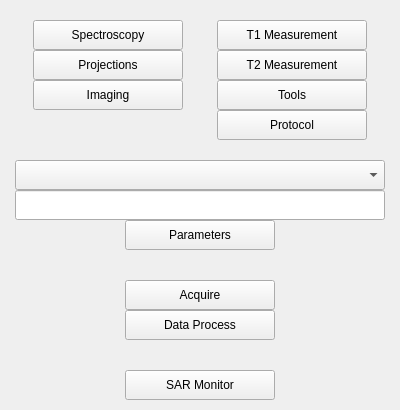
Above: Applications/relax2/ui/mainwindow.ui from OpenMRI/ocra before the change. Below: the same form after it.
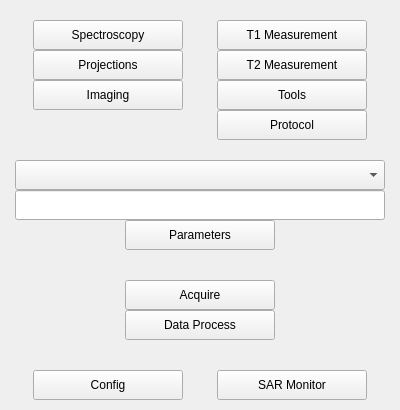
That is the form after the change. Icons and pictures are not drawn.

Commit message: split into para and config

The edit to the form file:
```diff
--- a/Applications/relax2/ui/mainwindow.ui
+++ b/Applications/relax2/ui/mainwindow.ui
@@ -352,10 +352,20 @@
        </layout>
       </item>
       <item>
-       <layout class="QGridLayout" name="gridLayout_3">
-        <property name="spacing">
-         <number>0</number>
-        </property>
+       <layout class="QGridLayout" name="gridLayout_6">
+        <item row="4" column="0">
+         <spacer name="verticalSpacer_4">
+          <property name="orientation">
+           <enum>Qt::Vertical</enum>
+          </property>
+          <property name="sizeHint" stdset="0">
+           <size>
+            <width>20</width>
+            <height>40</height>
+           </size>
+          </property>
+         </spacer>
+        </item>
         <item row="1" column="0">
          <spacer name="verticalSpacer">
           <property name="orientation">
@@ -426,20 +436,53 @@
           </property>
          </widget>
         </item>
-        <item row="4" column="0">
-         <spacer name="verticalSpacer_4">
+       </layout>
+      </item>
+      <item>
+       <layout class="QGridLayout" name="gridLayout_3">
+        <property name="spacing">
+         <number>0</number>
+        </property>
+        <item row="0" column="5">
+         <spacer name="horizontalSpacer_6">
           <property name="orientation">
-           <enum>Qt::Vertical</enum>
+           <enum>Qt::Horizontal</enum>
           </property>
           <property name="sizeHint" stdset="0">
            <size>
-            <width>20</width>
-            <height>40</height>
+            <width>40</width>
+            <height>20</height>
            </size>
           </property>
          </spacer>
         </item>
-        <item row="5" column="0">
+        <item row="0" column="2">
+         <spacer name="horizontalSpacer_5">
+          <property name="orientation">
+           <enum>Qt::Horizontal</enum>
+          </property>
+          <property name="sizeHint" stdset="0">
+           <size>
+            <width>40</width>
+            <height>20</height>
+           </size>
+          </property>
+         </spacer>
+        </item>
+        <item row="0" column="0">
+         <spacer name="horizontalSpacer_4">
+          <property name="orientation">
+           <enum>Qt::Horizontal</enum>
+          </property>
+          <property name="sizeHint" stdset="0">
+           <size>
+            <width>40</width>
+            <height>20</height>
+           </size>
+          </property>
+         </spacer>
+        </item>
+        <item row="0" column="4">
          <widget class="QPushButton" name="SAR_Monitor_pushButton">
           <property name="minimumSize">
            <size>
@@ -458,6 +501,25 @@
           </property>
          </widget>
         </item>
+        <item row="0" column="1">
+         <widget class="QPushButton" name="Config_pushButton">
+          <property name="minimumSize">
+           <size>
+            <width>150</width>
+            <height>30</height>
+           </size>
+          </property>
+          <property name="maximumSize">
+           <size>
+            <width>150</width>
+            <height>30</height>
+           </size>
+          </property>
+          <property name="text">
+           <string>Config</string>
+          </property>
+         </widget>
+        </item>
        </layout>
       </item>
      </layout>
```
Left out of the diff: 26 changed lines with no effect on the pictures. The commit also changes 5 other files.
